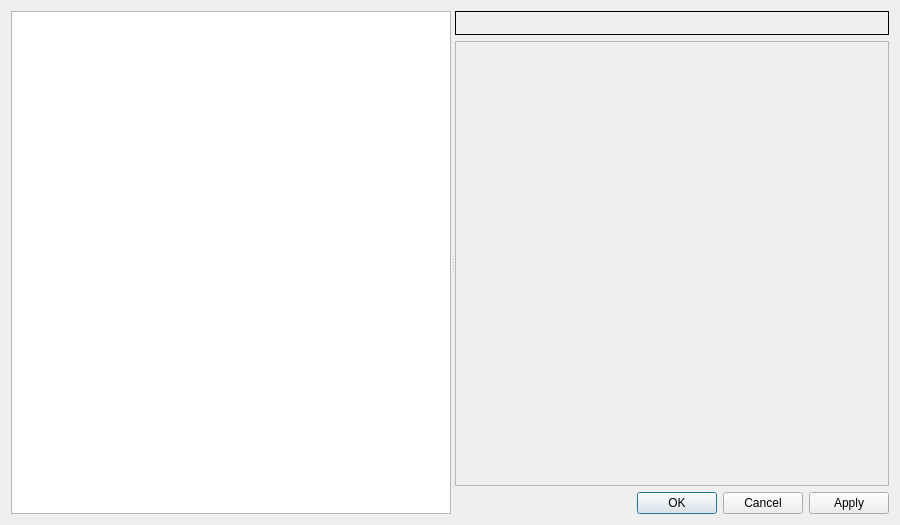
Before: the Qt Designer form gns3/ui/preferences_dialog.ui in GNS3/gns3-gui, drawn with Qt 5.
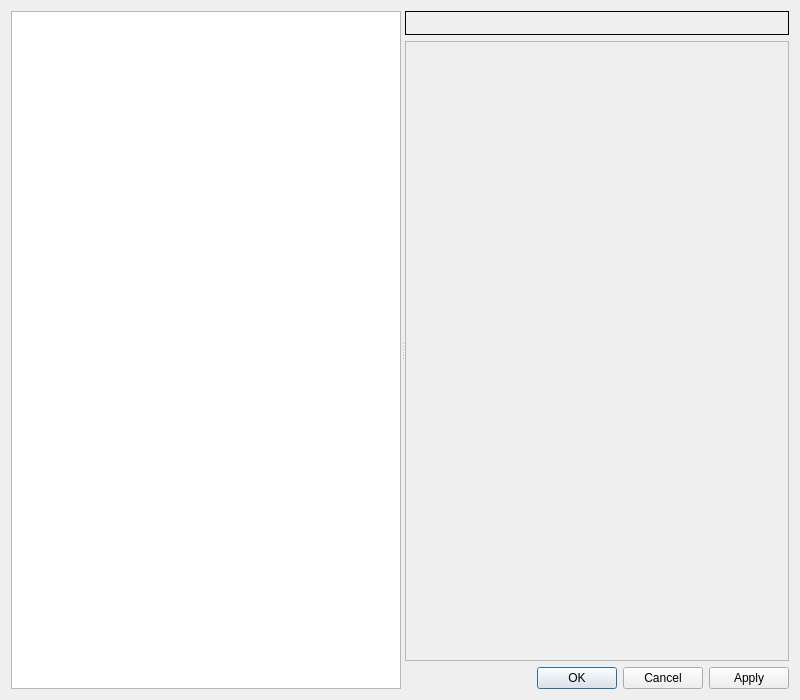
After: the same form once the commit is applied.

Commit message: Some adjustments for preferences dialog.

```diff
--- a/gns3/ui/preferences_dialog.ui
+++ b/gns3/ui/preferences_dialog.ui
@@ -6,8 +6,8 @@
    <rect>
     <x>0</x>
     <y>0</y>
-    <width>900</width>
-    <height>525</height>
+    <width>800</width>
+    <height>700</height>
    </rect>
   </property>
   <property name="sizePolicy">
@@ -16,12 +16,6 @@
     <verstretch>2</verstretch>
    </sizepolicy>
   </property>
-  <property name="maximumSize">
-   <size>
-    <width>900</width>
-    <height>600</height>
-   </size>
-  </property>
   <property name="windowTitle">
    <string>Preferences</string>
   </property>
@@ -96,8 +90,8 @@
            <rect>
             <x>0</x>
             <y>0</y>
-            <width>445</width>
-            <height>441</height>
+            <width>394</width>
+            <height>616</height>
            </rect>
           </property>
           <layout class="QVBoxLayout" name="verticalLayout">
```
The commit also changes 12 other files.
